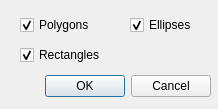
aaronbot3000/image-evolver, file shapechooser.ui: the form before one commit.
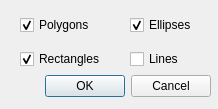
The form after the commit.

Patch:
```diff
--- a/shapechooser.ui
+++ b/shapechooser.ui
@@ -55,7 +55,7 @@
    <property name="geometry">
     <rect>
      <x>20</x>
-     <y>46</y>
+     <y>50</y>
      <width>101</width>
      <height>18</height>
     </rect>
@@ -83,6 +83,19 @@
     <bool>true</bool>
    </property>
   </widget>
+  <widget class="QCheckBox" name="lineCheckBox">
+   <property name="geometry">
+    <rect>
+     <x>130</x>
+     <y>48</y>
+     <width>94</width>
+     <height>22</height>
+    </rect>
+   </property>
+   <property name="text">
+    <string>Lines</string>
+   </property>
+  </widget>
  </widget>
  <resources/>
  <connections>
```
